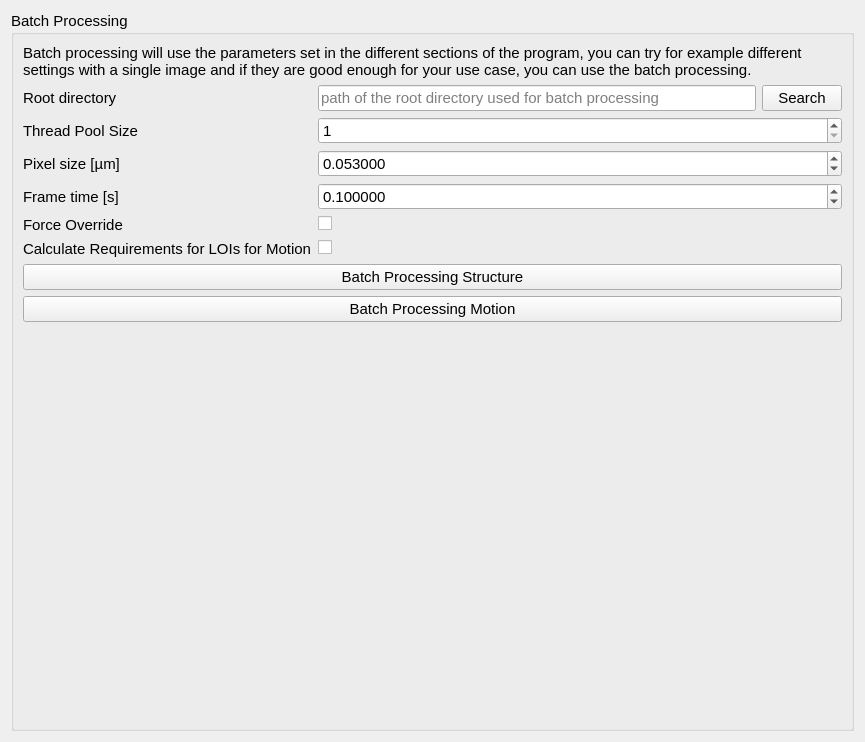
Above: sarcasm_app/ui-files/parameters_batch_processing.ui from danihae/SarcAsM before the change. Below: the same form after it.
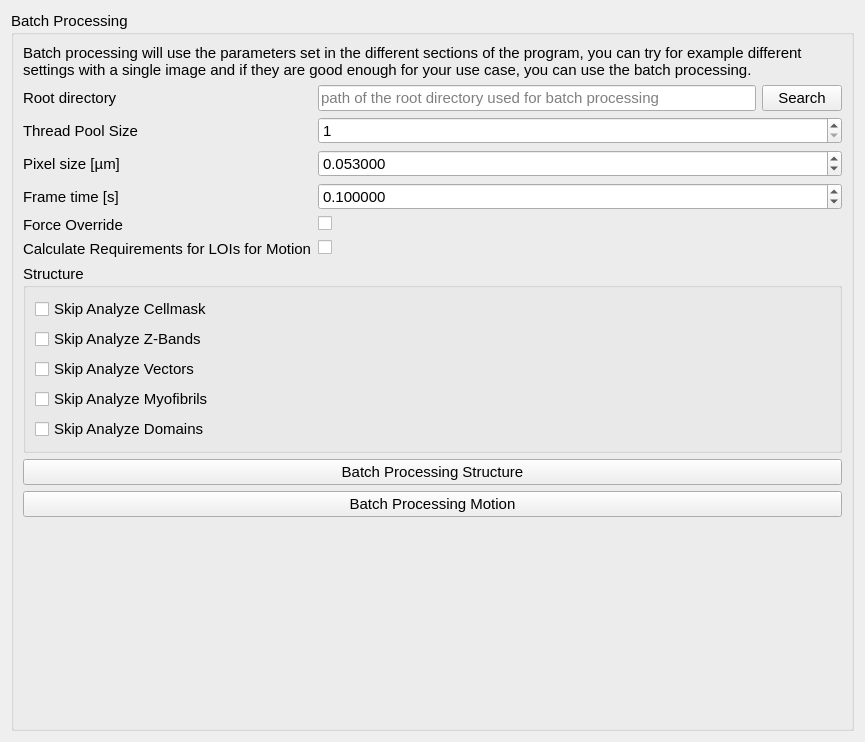
That is the form after the change.

Commit message: update ui file update default parameters add button to motion for plot summary rename button on structure batch processing create checkboxes for skipping calculations

```diff
--- a/sarcasm_app/ui-files/parameters_batch_processing.ui
+++ b/sarcasm_app/ui-files/parameters_batch_processing.ui
@@ -125,7 +125,7 @@
         </property>
        </widget>
       </item>
-      <item row="7" column="0" colspan="2">
+      <item row="8" column="0" colspan="2">
        <widget class="QPushButton" name="btn_batch_processing_structure">
         <property name="toolTip">
          <string>Start batch processing structure</string>
@@ -135,7 +135,7 @@
         </property>
        </widget>
       </item>
-      <item row="8" column="0" colspan="2">
+      <item row="9" column="0" colspan="2">
        <widget class="QPushButton" name="btn_batch_processing_motion">
         <property name="toolTip">
          <string>Start batch processing motion</string>
@@ -192,6 +192,50 @@
         </property>
        </widget>
       </item>
+      <item row="7" column="0" colspan="2">
+       <widget class="QGroupBox" name="groupBox_2">
+        <property name="title">
+         <string>Structure</string>
+        </property>
+        <layout class="QFormLayout" name="formLayout_2">
+         <item row="0" column="0">
+          <widget class="QCheckBox" name="chk_skip_cellmask">
+           <property name="text">
+            <string>Skip Analyze Cellmask</string>
+           </property>
+          </widget>
+         </item>
+         <item row="1" column="0">
+          <widget class="QCheckBox" name="chk_skip_zbands">
+           <property name="text">
+            <string>Skip Analyze Z-Bands</string>
+           </property>
+          </widget>
+         </item>
+         <item row="2" column="0">
+          <widget class="QCheckBox" name="chk_skip_vectors">
+           <property name="text">
+            <string>Skip Analyze Vectors</string>
+           </property>
+          </widget>
+         </item>
+         <item row="3" column="0">
+          <widget class="QCheckBox" name="chk_skip_myofibrils">
+           <property name="text">
+            <string>Skip Analyze Myofibrils</string>
+           </property>
+          </widget>
+         </item>
+         <item row="4" column="0">
+          <widget class="QCheckBox" name="chk_skip_domains">
+           <property name="text">
+            <string>Skip Analyze Domains</string>
+           </property>
+          </widget>
+         </item>
+        </layout>
+       </widget>
+      </item>
      </layout>
     </widget>
    </item>
```
The commit also changes 12 other files.
